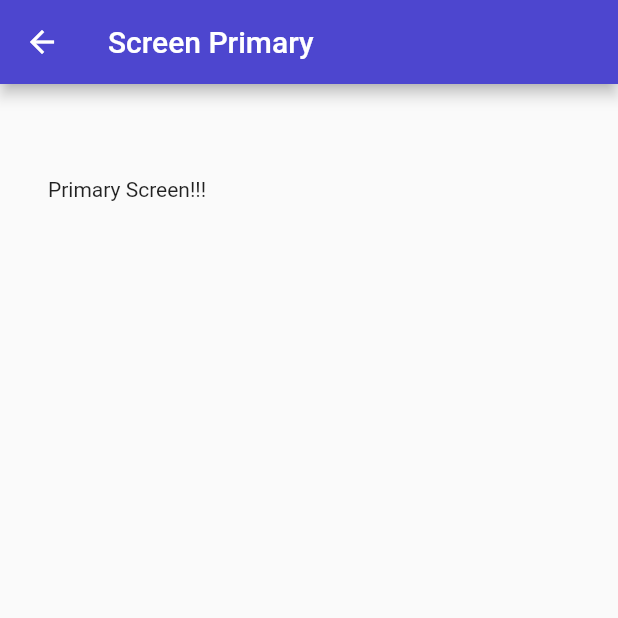
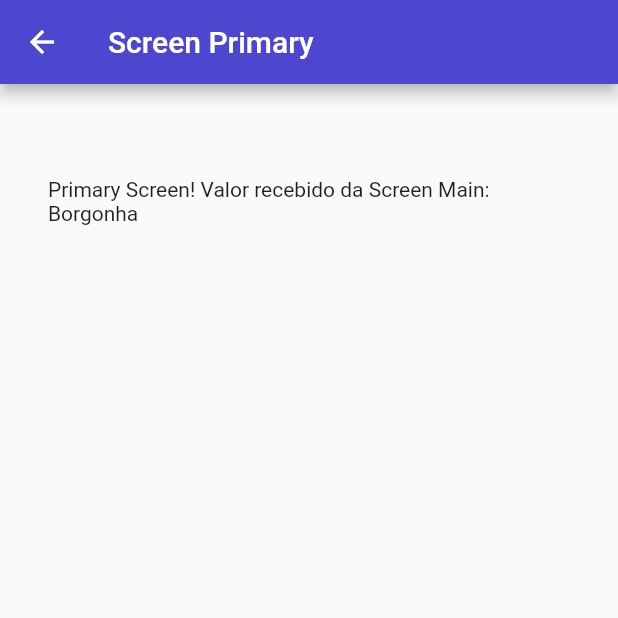
Before and after one commit to Borgonha0774/app_navigator, a Flutter app: the screen it shows after launch, after a tap on "Go Primary Screen", on a phone screen of 412 x 824 dp, the top half of it. Run offline on Flutter 3.47's test engine with Material 2 defaults, Android fonts, the phone set to English and light mode, and no system bars.

Commit message:
parametros entre telas

```diff
--- a/lib/screenMain.dart
+++ b/lib/screenMain.dart
@@ -28,7 +28,7 @@ class _ScreemMainState extends State<ScreemMain> {
                   Navigator.push(
                     context,
                     MaterialPageRoute(
-                      builder: (context) => ScreenPrimary(),
+                      builder: (context) => ScreenPrimary(value: 'Borgonha'),
                     ),
                   );
                 },
--- a/lib/screenPrimary.dart
+++ b/lib/screenPrimary.dart
@@ -2,6 +2,10 @@ import 'package:app_atm/screenMain.dart';
 import 'package:flutter/material.dart';
 
 class ScreenPrimary extends StatefulWidget {
+  /* Passandod aos de uam tela para outra */
+  String? value;
+  ScreenPrimary({this.value});
+
   @override
   State<ScreenPrimary> createState() => _ScreenPrimaryState();
 }
@@ -19,12 +23,12 @@ class _ScreenPrimaryState extends State<ScreenPrimary> {
       body: Container(
           padding: const EdgeInsets.all(32),
           child: Column(
-            children: const <Widget>[
-              Padding(
+            children: <Widget>[
+              const Padding(
                 padding: EdgeInsets.all(15),
               ),
               Text(
-                'Primary Screen!!!',
+                "Primary Screen! Valor recebido da Screen Main: ${widget.value}",
               ),
             ],
           )),
```
